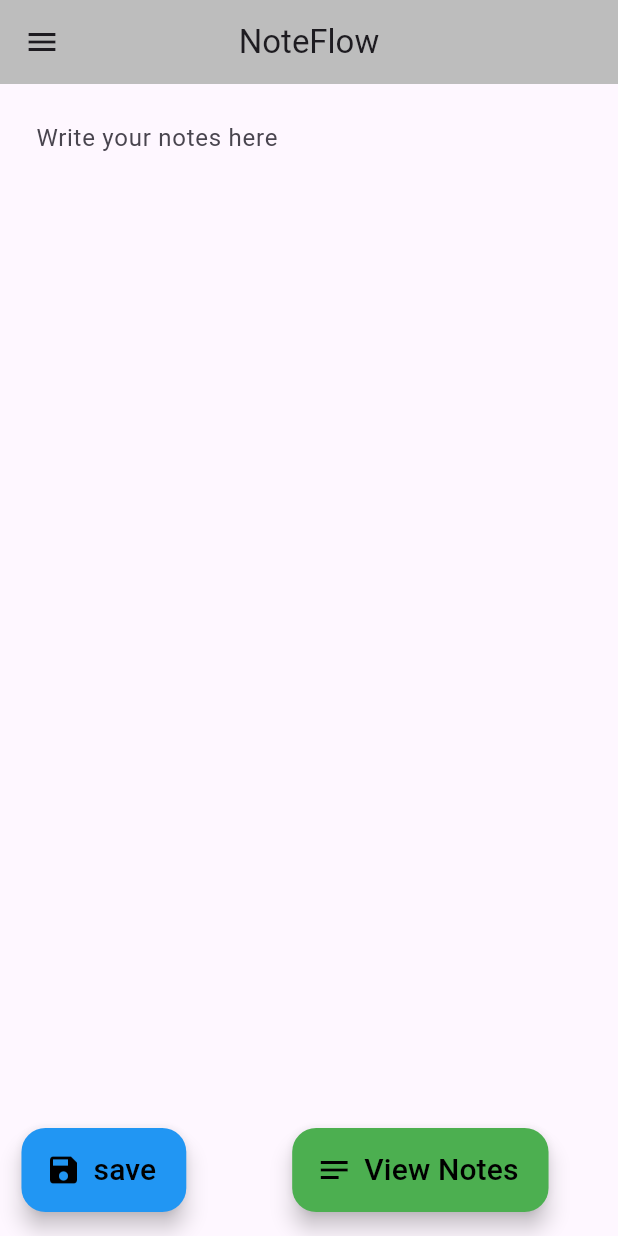
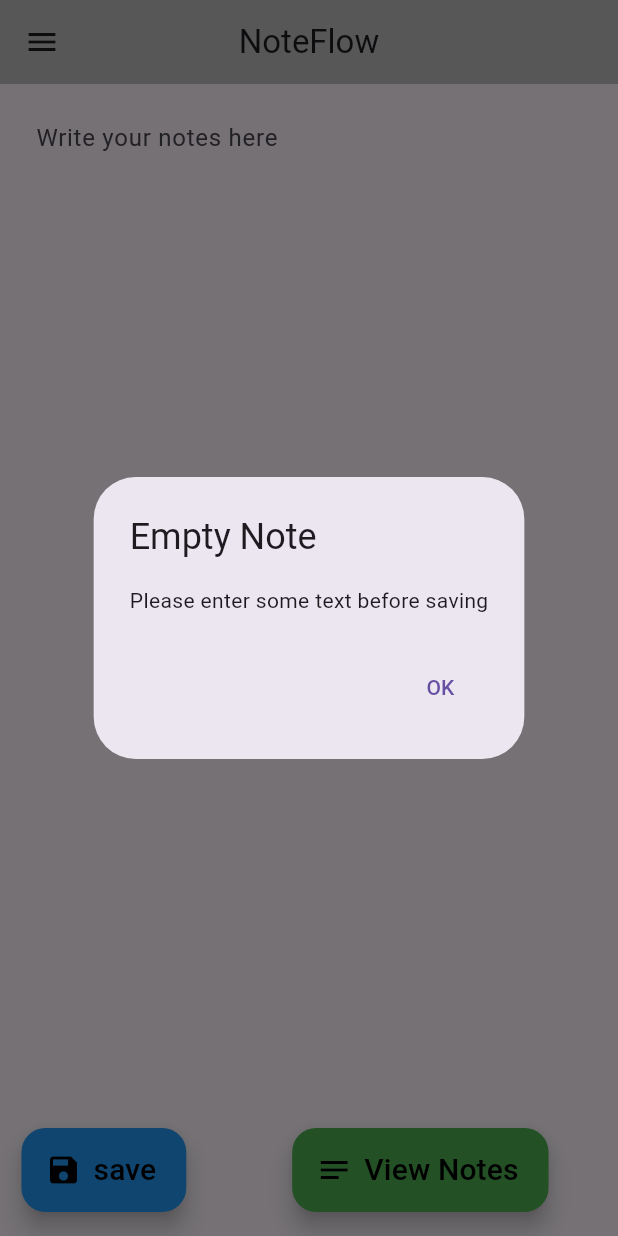
Before and after one commit to Majok-Bol/note_flow, a Flutter app: the screen it shows after launch, after a tap on "save", on a phone screen of 412 x 824 dp. Run offline on Flutter 3.47's test engine with Material 3 defaults, Android fonts, the phone set to English and light mode, and no system bars.

Commit message:
added dialog box if input field is empty

```diff
--- a/lib/pages/home_page.dart
+++ b/lib/pages/home_page.dart
@@ -14,13 +14,30 @@ class HomePageState extends State<HomePage>{
   // //edit notes based on index
   // int?editIndex;
   //add notes
-  void addNotes(){
-    setState(() {
-      notes.add(_itemController.text);
-      //clear text input field
-      _itemController.clear();
-    });
-  }
+   void addNotes(){
+    if(_itemController.text.isEmpty){
+      showDialog(context: context, builder:(context)=>AlertDialog(
+        title: Text('Empty Note'),
+        content: Text('Please enter some text before saving'),
+        actions: [
+          TextButton(onPressed: (){
+            Navigator.pop(context);
+
+          }, child:Text('OK'))
+        ],
+      ));
+    }else{
+      setState(() {
+        notes.add(_itemController.text.trim());
+        _itemController.clear();
+
+
+      });
+    }
+
+
+    }
+
   //delete notes
 
   void deleteNotes(int index){
--- a/lib/pages/notes_list_page.dart
+++ b/lib/pages/notes_list_page.dart
@@ -8,7 +8,7 @@ class NotesListPage extends StatelessWidget{
   Widget build(BuildContext context){
     return Scaffold(
       appBar: AppBar(title: Text('Saved Notes'),centerTitle: true,backgroundColor: Colors.grey.shade400,),
-      body:ListView.builder(
+      body: ListView.builder(
         itemCount:notes.length,
           itemBuilder:(context,index){
           return ListTile(
```
